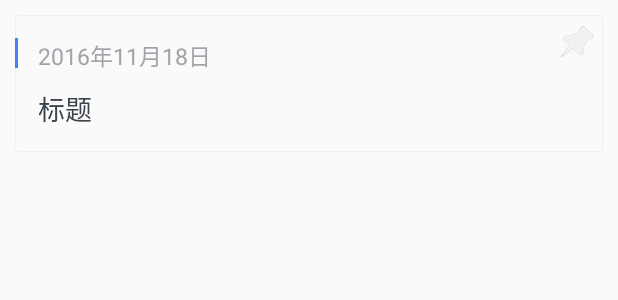
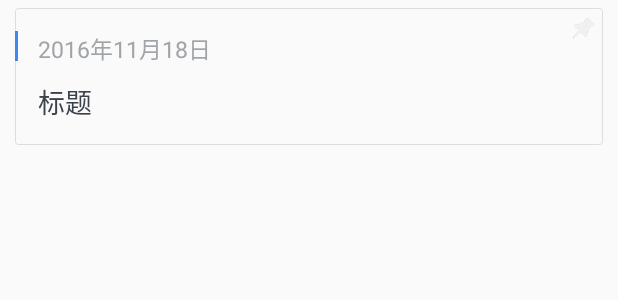
Before and after one commit to lavalike/NotOnlyCalendar, an Android app: the layout item_history_layout.xml on its own in the app's theme, with its tools: preview values and no code run, on a phone screen of 412 x 824 dp. Shown: the top 300 px of the screen. Run offline under Robolectric (Android 15) with nearby library versions, the phone set to English and light mode, and no system bars.

```diff
--- a/app/src/main/java/com/notonly/calendar/base/helper/SPKey.java
+++ b/app/src/main/java/com/notonly/calendar/base/helper/SPKey.java
@@ -6,5 +6,8 @@ package com.notonly.calendar.base.helper;
  */
 
 public class SPKey {
-
+    //列表展示方式
+    public static String KEY_LIST_MODE = "list_mode";
+    public static String LIST_MODE_LIST = "list_mode_list";
+    public static String LIST_MODE_STAGGER = "list_mode_stagger";
 }
--- a/app/src/main/res/layout/item_history_layout.xml
+++ b/app/src/main/res/layout/item_history_layout.xml
@@ -3,7 +3,10 @@
     xmlns:tools="http://schemas.android.com/tools"
     android:layout_width="match_parent"
     android:layout_height="wrap_content"
-    android:padding="10dp">
+    android:paddingBottom="5dp"
+    android:paddingLeft="10dp"
+    android:paddingRight="10dp"
+    android:paddingTop="5dp">
 
 
     <LinearLayout
@@ -40,8 +43,8 @@
         android:background="@color/colorPrimary" />
 
     <ImageView
-        android:layout_width="wrap_content"
-        android:layout_height="wrap_content"
+        android:layout_width="15dp"
+        android:layout_height="15dp"
         android:layout_gravity="top|end"
         android:layout_margin="5dp"
         android:src="@mipmap/ic_pin" />
--- a/app/src/main/res/values/colors.xml
+++ b/app/src/main/res/values/colors.xml
@@ -10,5 +10,5 @@
 
     <color name="colorTextColor">#3b424c</color>
     <color name="colorTextColorLight">#a0a4a9</color>
-    <color name="colorListDivider">#f0f0f0</color>
+    <color name="colorListDivider">#dddddd</color>
 </resources>
```
Also changed, not shown: app/src/main/res/layout/activity_history_detail.xml (+5 -2 lines).
